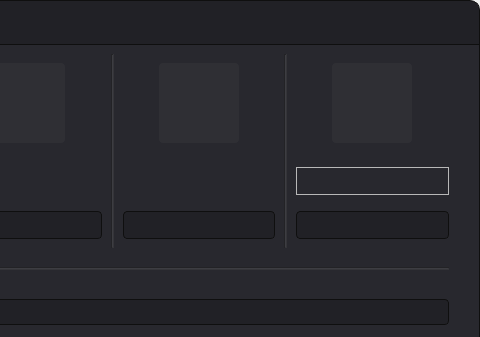
Type3limit/ScreenRecorder, file dialogs/recordingwindow.ui: the form before one commit; both pictures show x 258 to 738 and y 0 to 337 of the 738 by 565 pixel window.
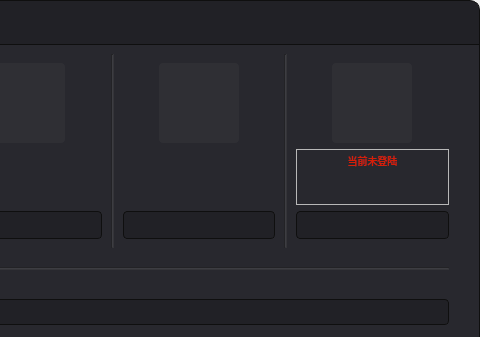
The form after the commit. Icons and pictures are not drawn. Custom widgets are drawn as their Qt base class.

What changed in the file:
```diff
--- a/dialogs/recordingwindow.ui
+++ b/dialogs/recordingwindow.ui
@@ -766,10 +766,10 @@
              <item>
               <layout class="QHBoxLayout" name="horizontalLayout_22">
                <property name="topMargin">
-                <number>18</number>
+                <number>0</number>
                </property>
                <property name="bottomMargin">
-                <number>10</number>
+                <number>0</number>
                </property>
                <item>
                 <widget class="QFrame" name="placeholder">
@@ -782,13 +782,13 @@
                  <property name="minimumSize">
                   <size>
                    <width>0</width>
-                   <height>28</height>
+                   <height>0</height>
                   </size>
                  </property>
                  <property name="maximumSize">
                   <size>
                    <width>16777215</width>
-                   <height>28</height>
+                   <height>16777215</height>
                   </size>
                  </property>
                  <property name="frameShape">
@@ -797,7 +797,7 @@
                  <property name="frameShadow">
                   <enum>QFrame::Raised</enum>
                  </property>
-                 <layout class="QHBoxLayout" name="horizontalLayout_24">
+                 <layout class="QVBoxLayout" name="verticalLayout_10">
                   <property name="spacing">
                    <number>0</number>
                   </property>
@@ -813,13 +813,43 @@
                   <property name="bottomMargin">
                    <number>0</number>
                   </property>
+                  <item>
+                   <widget class="QLabel" name="unloginNoticeLabel">
+                    <property name="minimumSize">
+                     <size>
+                      <width>0</width>
+                      <height>20</height>
+                     </size>
+                    </property>
+                    <property name="maximumSize">
+                     <size>
+                      <width>16777215</width>
+                      <height>20</height>
+                     </size>
+                    </property>
+                    <property name="styleSheet">
+                     <string notr="true">QLabel
+{
+color:#d81e06;
+font-size:10px;
+font-family:Microsoft YaHei UI;
+}</string>
+                    </property>
+                    <property name="text">
+                     <string>当前未登陆</string>
+                    </property>
+                    <property name="alignment">
+                     <set>Qt::AlignCenter</set>
+                    </property>
+                   </widget>
+                  </item>
                   <item>
                    <widget class="QLabel" name="statusLabel">
                     <property name="styleSheet">
                      <string notr="true">QLabel
 {
 color:#99A1B0;
-font-size:12px;
+font-size:10px;
 font-family:Microsoft YaHei UI;
 }</string>
                     </property>
```
Left out of the diff: 45 changed lines with no effect on the pictures.
